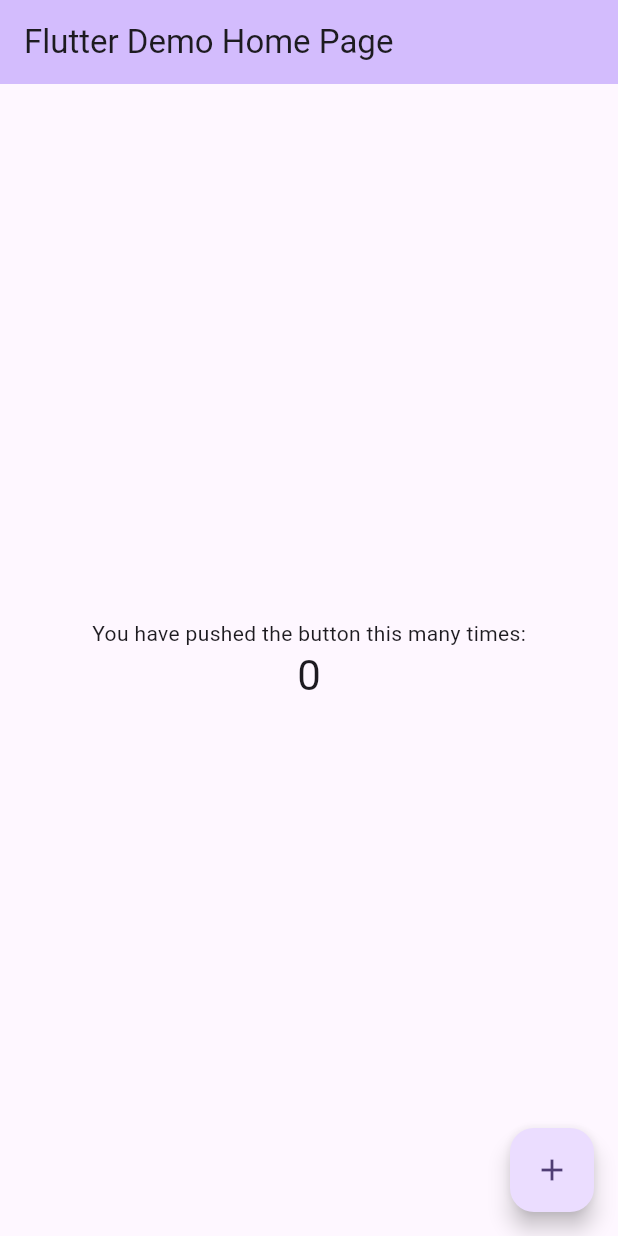
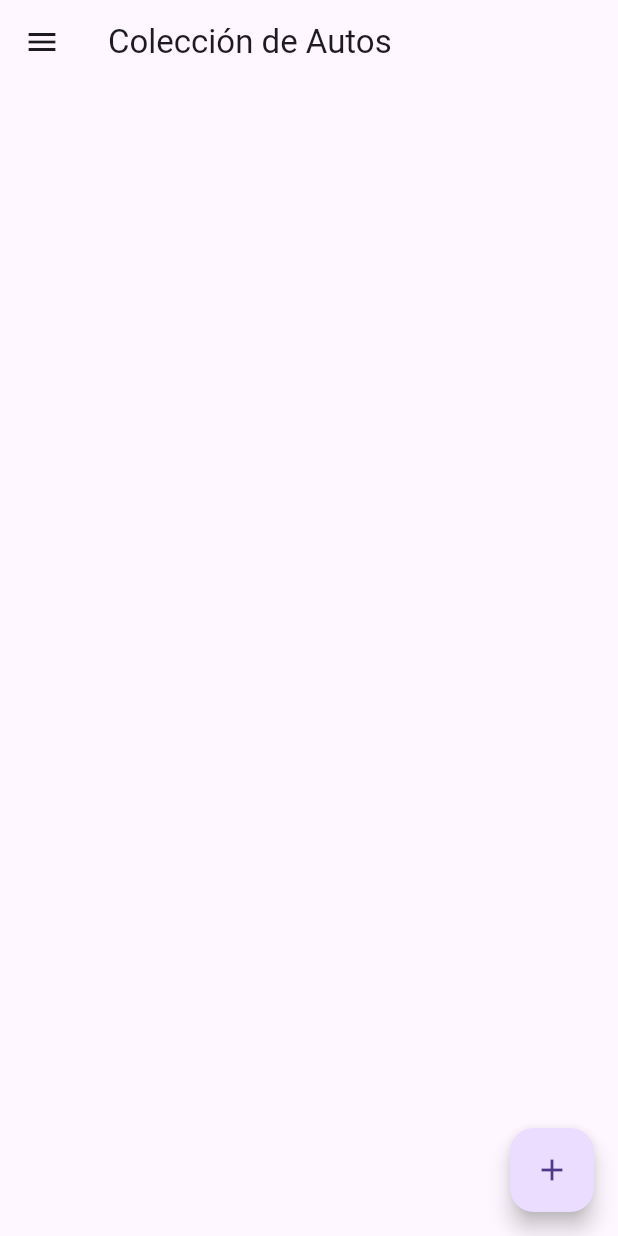
Before and after one commit to aniceleste/Entrega-final, a Flutter app: the screen it shows after launch, on a phone screen of 412 x 824 dp. Run offline on Flutter 3.47's test engine with Material 3 defaults, Android fonts, the phone set to English and light mode, and no system bars; our stand-ins replace sqflite; accounts and stored records are empty.

Commit message:
va yendo

```diff
--- /dev/null
+++ b/lib/db/db_helper.dart
@@ -0,0 +1,46 @@
+import 'package:sqflite/sqflite.dart';
+import 'package:path/path.dart';
+import '../models/auto.dart';
+
+class DBHelper {
+  static final DBHelper _instance = DBHelper._internal();
+  factory DBHelper() => _instance;
+  DBHelper._internal();
+
+  Database? _db;
+
+  Future<Database> get database async {
+    if (_db != null) return _db!;
+    _db = await _initDB();
+    return _db!;
+  }
+
+  Future<Database> _initDB() async {
+    final path = await getDatabasesPath();
+    return openDatabase(
+      join(path, 'autos.db'),
+      onCreate: (db, version) {
+        return db.execute(
+          'CREATE TABLE autos(id INTEGER PRIMARY KEY, marca TEXT, nombre TEXT, anio INTEGER)',
+        );
+      },
+      version: 1,
+    );
+  }
+
+  Future<void> insertAuto(Auto auto) async {
+    final db = await database;
+    await db.insert('autos', auto.toMap(), conflictAlgorithm: ConflictAlgorithm.replace);
+  }
+
+  Future<List<Auto>> getAutos() async {
+    final db = await database;
+    final List<Map<String, dynamic>> maps = await db.query('autos');
+    return List.generate(maps.length, (i) => Auto.fromMap(maps[i]));
+  }
+
+  Future<void> deleteAuto(int id) async {
+    final db = await database;
+    await db.delete('autos', where: 'id = ?', whereArgs: [id]);
+  }
+}
--- a/lib/main.dart
+++ b/lib/main.dart
@@ -1,125 +1,22 @@
 import 'package:flutter/material.dart';
+import 'screens/home_screen.dart';
+import 'screens/add_auto_screen.dart';
 
 void main() {
-  runApp(const MyApp());
+  runApp(MyApp());
 }
 
 class MyApp extends StatelessWidget {
-  const MyApp({super.key});
-
-  // This widget is the root of your application.
   @override
   Widget build(BuildContext context) {
     return MaterialApp(
-      title: 'Flutter Demo',
-      theme: ThemeData(
-        // This is the theme of your application.
-        //
-        // TRY THIS: Try running your application with "flutter run". You'll see
-        // the application has a purple toolbar. Then, without quitting the app,
-        // try changing the seedColor in the colorScheme below to Colors.green
-        // and then invoke "hot reload" (save your changes or press the "hot
-        // reload" button in a Flutter-supported IDE, or press "r" if you used
-        // the command line to start the app).
-        //
-        // Notice that the counter didn't reset back to zero; the application
-        // state is not lost during the reload. To reset the state, use hot
-        // restart instead.
-        //
-        // This works for code too, not just values: Most code changes can be
-        // tested with just a hot reload.
-        colorScheme: ColorScheme.fromSeed(seedColor: Colors.deepPurple),
-        useMaterial3: true,
-      ),
-      home: const MyHomePage(title: 'Flutter Demo Home Page'),
+      title: 'Colección de Autos',
+      theme: ThemeData(primarySwatch: Colors.blue),
+      initialRoute: '/',
+      routes: {
+        '/': (context) => HomeScreen(),
+        '/addAuto': (context) => AddAutoScreen(),
+      },
     );
   }
 }
-
-class MyHomePage extends StatefulWidget {
-  const MyHomePage({super.key, required this.title});
-
-  // This widget is the home page of your application. It is stateful, meaning
-  // that it has a State object (defined below) that contains fields that affect
-  // how it looks.
-
-  // This class is the configuration for the state. It holds the values (in this
-  // case the title) provided by the parent (in this case the App widget) and
-  // used by the build method of the State. Fields in a Widget subclass are
-  // always marked "final".
-
-  final String title;
-
-  @override
-  State<MyHomePage> createState() => _MyHomePageState();
-}
-
-class _MyHomePageState extends State<MyHomePage> {
-  int _counter = 0;
-
-  void _incrementCounter() {
-    setState(() {
-      // This call to setState tells the Flutter framework that something has
-      // changed in this State, which causes it to rerun the build method below
-      // so that the display can reflect the updated values. If we changed
-      // _counter without calling setState(), then the build method would not be
-      // called again, and so nothing would appear to happen.
-      _counter++;
-    });
-  }
-
-  @override
-  Widget build(BuildContext context) {
-    // This method is rerun every time setState is called, for instance as done
-    // by the _incrementCounter method above.
-    //
-    // The Flutter framework has been optimized to make rerunning build methods
-    // fast, so that you can just rebuild anything that needs updating rather
-    // than having to individually change instances of widgets.
-    return Scaffold(
-      appBar: AppBar(
-        // TRY THIS: Try changing the color here to a specific color (to
-        // Colors.amber, perhaps?) and trigger a hot reload to see the AppBar
-        // change color while the other colors stay the same.
-        backgroundColor: Theme.of(context).colorScheme.inversePrimary,
-        // Here we take the value from the MyHomePage object that was created by
-        // the App.build method, and use it to set our appbar title.
-        title: Text(widget.title),
-      ),
-      body: Center(
-        // Center is a layout widget. It takes a single child and positions it
-        // in the middle of the parent.
-        child: Column(
-          // Column is also a layout widget. It takes a list of children and
-          // arranges them vertically. By default, it sizes itself to fit its
-          // children horizontally, and tries to be as tall as its parent.
-          //
-          // Column has various properties to control how it sizes itself and
-          // how it positions its children. Here we use mainAxisAlignment to
-          // center the children vertically; the main axis here is the vertical
-          // axis because Columns are vertical (the cross axis would be
-          // horizontal).
-          //
-          // TRY THIS: Invoke "debug painting" (choose the "Toggle Debug Paint"
-          // action in the IDE, or press "p" in the console), to see the
-          // wireframe for each widget.
-          mainAxisAlignment: MainAxisAlignment.center,
-          children: <Widget>[
-            const Text(
-              'You have pushed the button this many times:',
-            ),
-            Text(
-              '$_counter',
-              style: Theme.of(context).textTheme.headlineMedium,
-            ),
-          ],
-        ),
-      ),
-      floatingActionButton: FloatingActionButton(
-        onPressed: _incrementCounter,
-        tooltip: 'Increment',
-        child: const Icon(Icons.add),
-      ), // This trailing comma makes auto-formatting nicer for build methods.
-    );
-  }
-}
--- /dev/null
+++ b/lib/models/auto.dart
@@ -0,0 +1,21 @@
+class Auto {
+  final int? id;
+  final String marca;
+  final String nombre;
+  final int anio;
+
+  Auto({this.id, required this.marca, required this.nombre, required this.anio});
+
+  Map<String, dynamic> toMap() {
+    return {'id': id, 'marca': marca, 'nombre': nombre, 'anio': anio};
+  }
+
+  factory Auto.fromMap(Map<String, dynamic> map) {
+    return Auto(
+      id: map['id'],
+      marca: map['marca'],
+      nombre: map['nombre'],
+      anio: map['anio'],
+    );
+  }
+}
--- /dev/null
+++ b/lib/screens/home_screen.dart
@@ -0,0 +1,70 @@
+import 'package:flutter/material.dart';
+import '../db/db_helper.dart';
+import '../models/auto.dart';
+import '../widgets/auto_card.dart';
+
+class HomeScreen extends StatefulWidget {
+  @override
+  _HomeScreenState createState() => _HomeScreenState();
+}
+
+class _HomeScreenState extends State<HomeScreen> {
+  List<Auto> autos = [];
+
+  @override
+  void initState() {
+    super.initState();
+    _loadAutos();
+  }
+
+  Future<void> _loadAutos() async {
+    final db = DBHelper();
+    final data = await db.getAutos();
+    setState(() {
+      autos = data;
+    });
+  }
+
+  @override
+  Widget build(BuildContext context) {
+    return Scaffold(
+      appBar: AppBar(
+        title: Text('Colección de Autos'),
+      ),
+      drawer: Drawer(
+        child: ListView(
+          children: [
+            DrawerHeader(
+              decoration: BoxDecoration(color: Colors.blue),
+              child: Text('Menú', style: TextStyle(color: Colors.white, fontSize: 24)),
+            ),
+            ListTile(
+              title: Text('Colección'),
+              onTap: () {
+                Navigator.pushNamed(context, '/');
+              },
+            ),
+          ],
+        ),
+      ),
+      body: ListView.builder(
+        itemCount: autos.length,
+        itemBuilder: (context, index) {
+          return AutoCard(
+            auto: autos[index],
+            onDelete: () async {
+              await DBHelper().deleteAuto(autos[index].id!);
+              _loadAutos();
+            },
+          );
+        },
+      ),
+      floatingActionButton: FloatingActionButton(
+        child: Icon(Icons.add),
+        onPressed: () {
+          Navigator.pushNamed(context, '/addAuto').then((_) => _loadAutos());
+        },
+      ),
+    );
+  }
+}
```
Also changed, not shown: lib/screens/add_auto_screen.dart (added, +60 -0 lines), lib/services/api_service.dart (added, +26 -0 lines), lib/widgets/auto_card.dart (added, +23 -0 lines), pubspec.yaml (+7 -76 lines), pubspec.lock, 1 other file.
